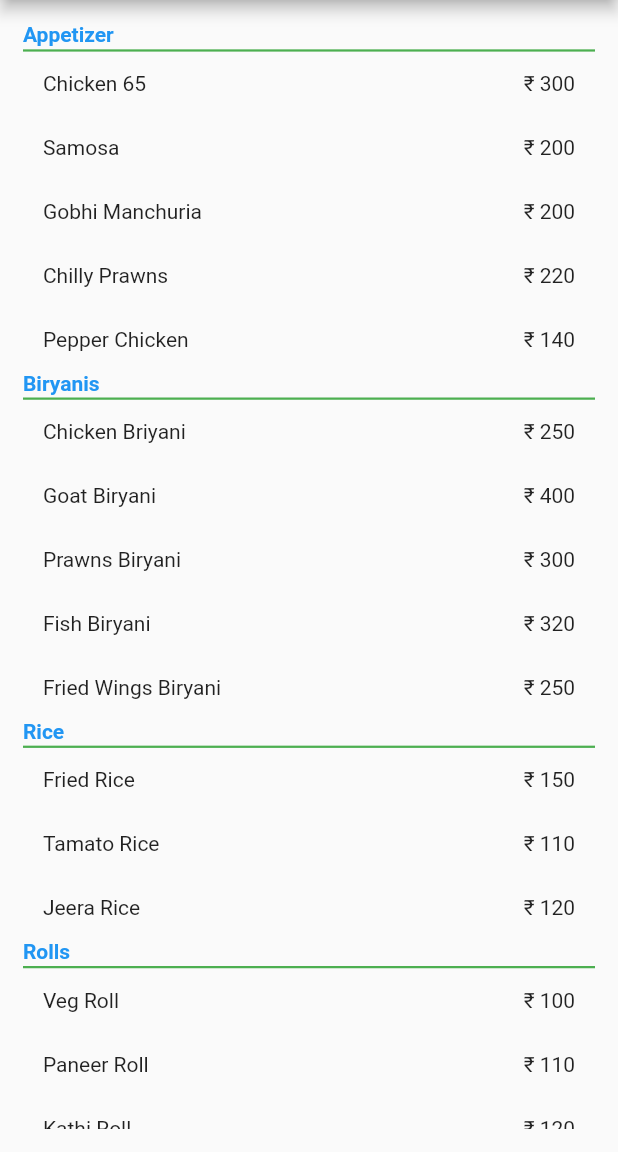
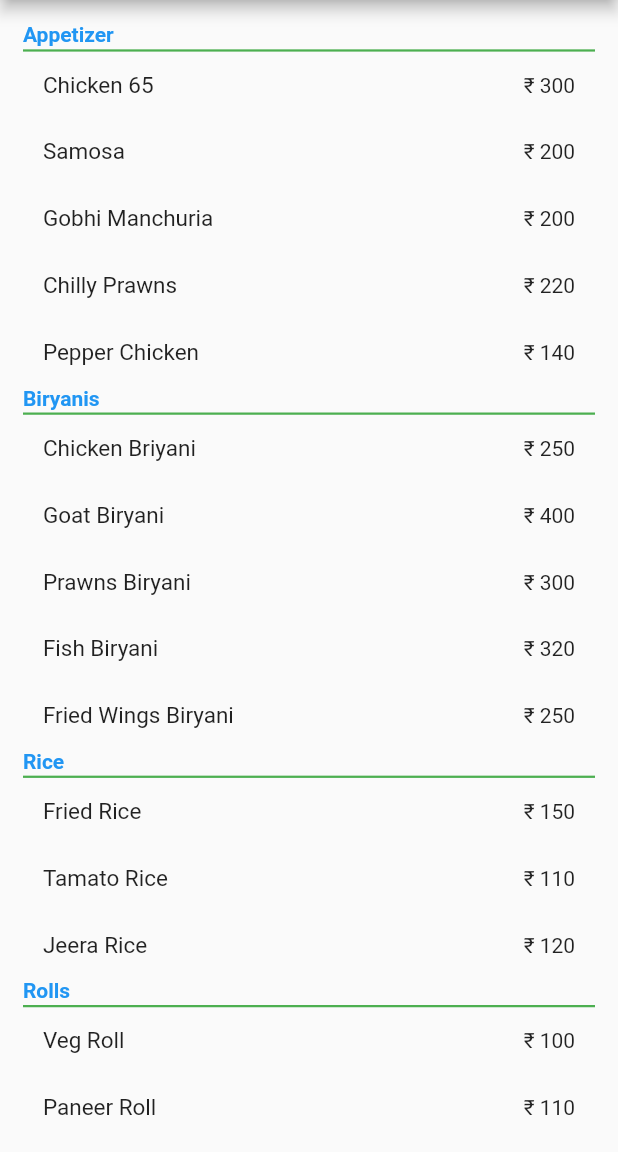
Before and after one commit to Harishnookala/food_menu, a Flutter app: the screen it shows after launch, on a phone screen of 412 x 824 dp, the part 84-1236 px from its top. Run offline on Flutter 3.47's test engine with Material 2 defaults, Android fonts, the phone set to English and light mode, and no system bars.

Commit message:
simple changes in main.dart page

```diff
--- a/lib/main.dart
+++ b/lib/main.dart
@@ -49,7 +49,6 @@ class _MyHomePageState extends State<MyHomePage> {
                   List<Widget> children = [];
                   String category = null;
                   menu.sort((a, b) => a.category.compareTo(b.category));
-                  print(menu);
                   menu.forEach((products) {
                     if (products.category != category) {
                       children.add(Container(
@@ -73,7 +72,7 @@ class _MyHomePageState extends State<MyHomePage> {
                         child: Row(
                           mainAxisAlignment: MainAxisAlignment.spaceBetween,
                           children: [
-                            Text(products.productName),
+                            Text(products.productName,style: TextStyle(fontSize: 15),),
                             Text("\u20B9 " + products.price.toString())
                           ],
                         ),
```
